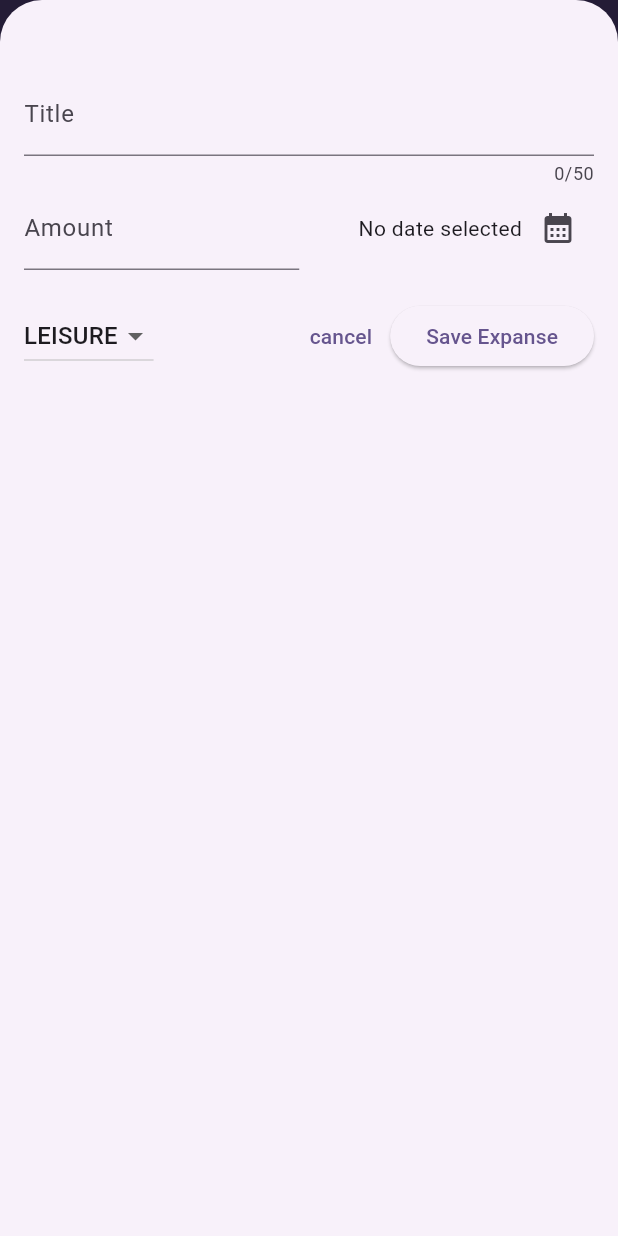
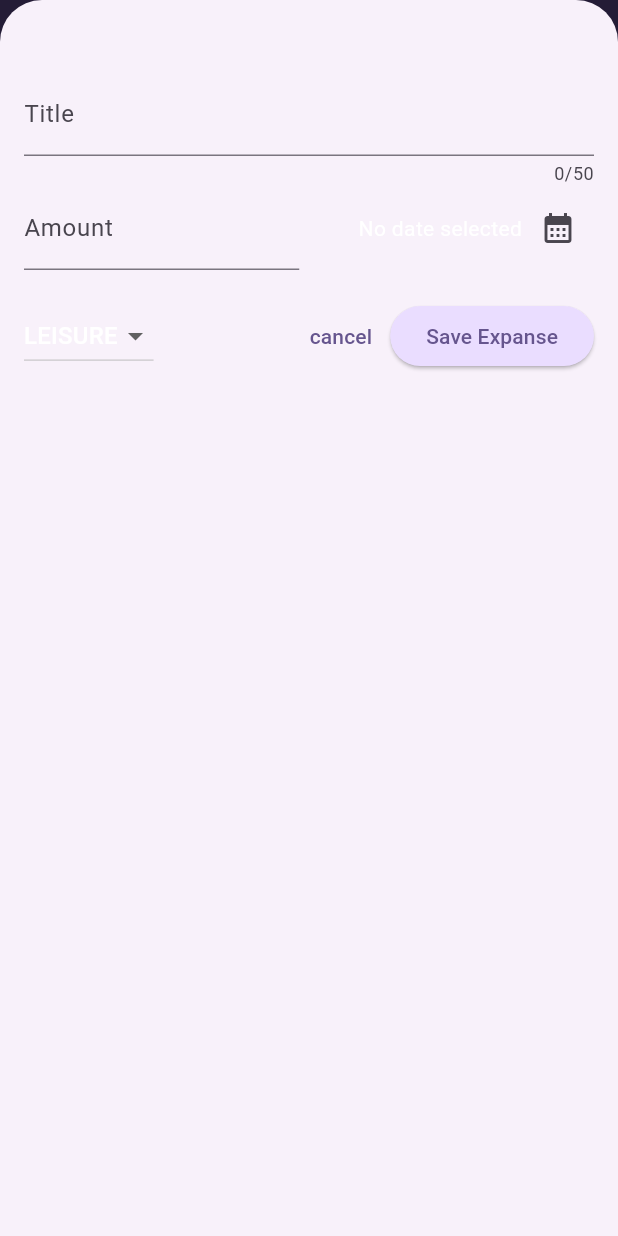
Before and after one commit to NaufalAssyafiqF/expenseTrackerApp-maximilian, a Flutter app: the screen it shows after launch, after a tap on the "add" icon, on a phone screen of 412 x 824 dp. Run offline on Flutter 3.47's test engine with Material 3 defaults, Android fonts, the phone set to English and light mode, and no system bars.

Commit message:
add theme to all widget dan dark mode

```diff
--- a/lib/main.dart
+++ b/lib/main.dart
@@ -5,20 +5,51 @@ var kColorScheme = ColorScheme.fromSeed(
   seedColor: const Color.fromARGB(255, 167, 137, 237),
 );
 
+var kDarkColorScheme = ColorScheme.fromSeed(
+  brightness: Brightness.dark,
+  seedColor: const Color.fromARGB(255, 5, 99, 125),
+);
+
 void main() {
   runApp(
     MaterialApp(
-      theme: ThemeData().copyWith(
-        colorScheme: kColorScheme,
-        appBarTheme: AppBarTheme().copyWith(
-            backgroundColor: kColorScheme.onPrimaryContainer,
-            foregroundColor: kColorScheme.primaryContainer),
-        cardTheme: CardTheme(
-          color: const Color.fromARGB(255, 203, 181, 255),
-          shadowColor: kColorScheme.shadow,
-          elevation: 4,
+      darkTheme: ThemeData.dark().copyWith(
+        colorScheme: kDarkColorScheme,
+        cardTheme: CardTheme().copyWith(
+          color: kDarkColorScheme.secondaryContainer,
+          margin: const EdgeInsets.symmetric(horizontal: 16, vertical: 8),
+        ),
+        elevatedButtonTheme: ElevatedButtonThemeData(
+            style: ElevatedButton.styleFrom(
+          backgroundColor: kDarkColorScheme.primaryContainer,
+          foregroundColor: kDarkColorScheme.onPrimaryContainer,
+        )),
+        textTheme: TextTheme().copyWith(
+          titleLarge: TextStyle(
+              fontWeight: FontWeight.normal,
+              fontSize: 14,
+              color: kDarkColorScheme.onSecondaryContainer),
         ),
       ),
+      theme: ThemeData().copyWith(
+          colorScheme: kColorScheme,
+          appBarTheme: AppBarTheme().copyWith(
+              backgroundColor: kColorScheme.onPrimaryContainer,
+              foregroundColor: kColorScheme.primaryContainer),
+          cardTheme: CardTheme().copyWith(
+            color: kColorScheme.secondaryContainer,
+            margin: const EdgeInsets.symmetric(horizontal: 16, vertical: 8),
+          ),
+          elevatedButtonTheme: ElevatedButtonThemeData(
+              style: ElevatedButton.styleFrom(
+            backgroundColor: kColorScheme.primaryContainer,
+          )),
+          textTheme: TextTheme().copyWith(
+            titleLarge: TextStyle(
+                fontWeight: FontWeight.normal,
+                fontSize: 14,
+                color: kColorScheme.onSecondaryContainer),
+          )),
       home: Expenses(),
     ),
   );
--- a/lib/models/expense.dart
+++ b/lib/models/expense.dart
@@ -33,3 +33,26 @@ class Expense {
     return formatter.format(date);
   }
 }
+
+class ExpenseBucket {
+  const ExpenseBucket({
+    required this.category,
+    required this.expenses,
+  });
+
+  ExpenseBucket.forCategory(List<Expense> allExpenses, this.category)
+      : expenses = allExpenses
+            .where((expense) => expense.category == category)
+            .toList();
+
+  final Category category;
+  final List<Expense> expenses;
+
+  double get totalExpenses {
+    double sum = 0;
+    for (final expense in expenses) {
+      sum += expense.amount;
+    }
+    return sum;
+  }
+}
--- a/lib/widgets/expenses.dart
+++ b/lib/widgets/expenses.dart
@@ -78,6 +78,7 @@ class _ExpensesState extends State<Expenses> {
 
     return Scaffold(
       appBar: AppBar(
+        title: const Text('Expense Tracker'),
         actions: [
           IconButton(
             onPressed: _openAddExpenseOverlay,
--- a/lib/widgets/expenses_list/expenses_item.dart
+++ b/lib/widgets/expenses_list/expenses_item.dart
@@ -13,7 +13,10 @@ class ExpensesItem extends StatelessWidget {
         padding: const EdgeInsets.symmetric(horizontal: 20, vertical: 16),
         child: Column(
           children: [
-            Text(expense.title),
+            Text(
+              expense.title,
+              style: Theme.of(context).textTheme.titleLarge,
+            ),
             SizedBox(height: 4),
             Row(
               children: [
--- a/lib/widgets/expenses_list/expenses_list.dart
+++ b/lib/widgets/expenses_list/expenses_list.dart
@@ -18,6 +18,11 @@ class ExpensesList extends StatelessWidget {
       itemCount: expenses.length,
       itemBuilder: (context, index) => Dismissible(
         key: ValueKey(expenses[index]),
+        background: Container(
+          color: Theme.of(context).colorScheme.error,
+          margin: EdgeInsets.symmetric(
+              horizontal: Theme.of(context).cardTheme.margin!.horizontal),
+        ),
         onDismissed: (direction) => onRemoveExpense(expenses[index]),
         child: ExpensesItem(expenses[index]),
       ),
```
